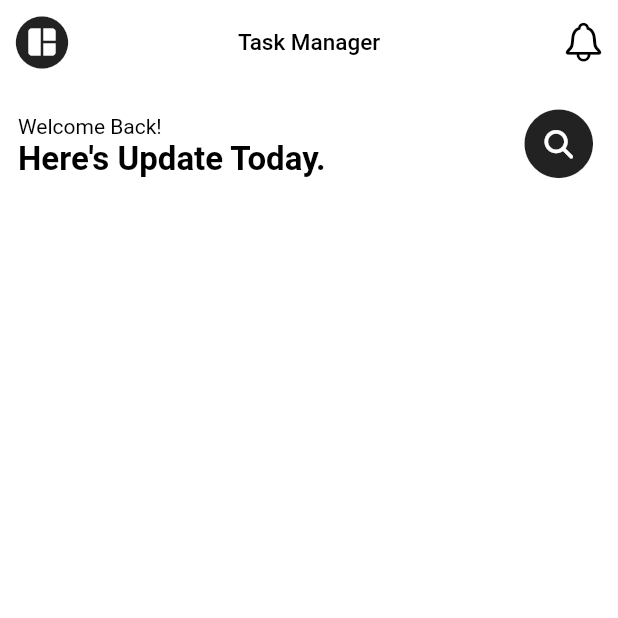
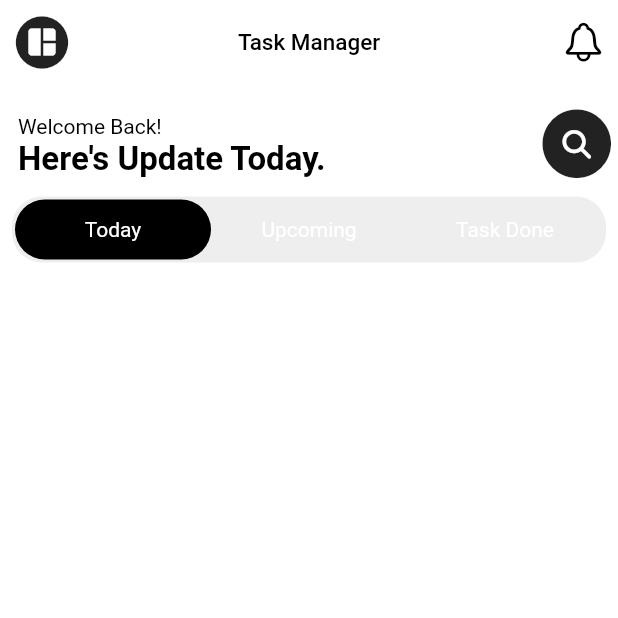
Before and after one commit to mimbin/todo_getx, a Flutter app: the screen it shows after launch, on a phone screen of 412 x 824 dp, the top half of it. Run offline on Flutter 3.47's test engine with Material 2 defaults, Android fonts, the phone set to English and light mode, and no system bars; drawn by our look-alikes of custom_sliding_segmented_control; our stand-ins replace font_awesome_flutter.

Commit message:
finished implementing Sliding Segmented Controll

```diff
--- a/lib/pages/home.dart
+++ b/lib/pages/home.dart
@@ -3,7 +3,7 @@ import 'package:flutter/material.dart';
 import 'package:flutter/src/foundation/key.dart';
 import 'package:flutter/src/widgets/framework.dart';
 import 'package:font_awesome_flutter/font_awesome_flutter.dart';
-
+import './segmentedControl.dart';
 class Home extends StatelessWidget {
   const Home({Key? key}) : super(key: key);
 
@@ -21,7 +21,7 @@ class Home extends StatelessWidget {
           style: TextStyle(color: Colors.black, fontSize: 15.0),
         ),
         leading: InkWell(
-          highlightColor: Colors.amber,
+          highlightColor: Colors.amber, // donno what this color is for
           //splashColor: Colors.green,
           child: GestureDetector(
             onTap: () {
@@ -56,16 +56,19 @@ class Home extends StatelessWidget {
         ],
       ),
       body: Padding(
-        padding: const EdgeInsets.only(left: 12.0, right: 12.0, top: 12.0),
+        padding: const EdgeInsets.only(top: 12.0),
         child: Column(
           children: <Widget>[
             Row(
               children: [
-                RichText(
+                Padding(
+                  padding: const EdgeInsets.only(left: 12),
+                  child: RichText(
                     maxLines: 2,
                     text: const TextSpan(
                       style: TextStyle(
                         color: Colors.black,
+
                       ),
                       children: [
                         TextSpan(
@@ -81,10 +84,11 @@ class Home extends StatelessWidget {
                       ],
                     ),
                   ),
+                ),
                 Spacer(),
                 GestureDetector(
                   onTap: () {
-                    //TODO
+                    //TODO search
                   },
                   child: Stack(
                     alignment: Alignment.center,
@@ -104,7 +108,8 @@ class Home extends StatelessWidget {
                 ),
               ],
             ),
-            Row()
+
+            const SegmentedControl()
           ],
         ),
       ),
--- /dev/null
+++ b/lib/pages/segmentedControl.dart
@@ -0,0 +1,77 @@
+// ignore_for_file: prefer_const_constructors
+
+import 'package:flutter/cupertino.dart';
+import 'package:flutter/material.dart';
+import 'package:flutter/src/foundation/key.dart';
+import 'package:flutter/src/widgets/framework.dart';
+import 'package:custom_sliding_segmented_control/custom_sliding_segmented_control.dart';
+
+// ignore: camel_case_types
+enum selectedMode { Today, Upcoming, TAskDone }
+
+class SegmentedControl extends StatefulWidget {
+  const SegmentedControl({Key? key}) : super(key: key);
+
+  @override
+  State<SegmentedControl> createState() => _SegmentedControlState();
+}
+
+class _SegmentedControlState extends State<SegmentedControl> {
+  selectedMode sl = selectedMode.Upcoming;
+  void setStateFunction() {
+    setState(() {
+      sl = selectedMode.Today; //TODO why the hell set state is not valid here
+    });
+  }
+
+  @override
+  Widget build(BuildContext context) {
+    return Padding(
+      padding: EdgeInsets.only(top: 8, left: 8, right: 8),
+      child: CustomSlidingSegmentedControl(
+          isStretch: true,
+          duration: Duration(milliseconds: 150),
+          decoration: BoxDecoration(
+            borderRadius: BorderRadius.circular(20.0),
+            color: Colors.grey.shade200,
+          ),
+          thumbDecoration: BoxDecoration(
+            color: Colors.black,
+            borderRadius: BorderRadius.circular(20.0),
+          ),
+          children: <selectedMode, Widget>{
+            selectedMode.Today: Padding(
+              padding: EdgeInsets.symmetric(horizontal: 20.0),
+              child: GestureDetector(
+                onTap: setStateFunction,
+                child: Text(
+                  'Today',
+                  style: TextStyle(color: CupertinoColors.white),
+                ),
+              ),
+            ),
+            selectedMode.Upcoming: Padding(
+              padding: EdgeInsets.symmetric(horizontal: 20.0),
+              child: Text(
+                'Upcoming',
+                style: TextStyle(color: CupertinoColors.white),
+              ),
+            ),
+            selectedMode.TAskDone: Padding(
+              padding: EdgeInsets.symmetric(horizontal: 20.0),
+              child: Text(
+                'Task Done',
+                style: TextStyle(color: CupertinoColors.white),
+              ),
+            ),
+          },
+          onValueChanged: (selectedMode? value) {
+            if (value != null) {
+              setState(() {
+                sl = value;
+              });
+            }
+          }),
+    );
+  }
+}
--- a/pubspec.yaml
+++ b/pubspec.yaml
@@ -30,6 +30,7 @@ dependencies:
   flutter:
     sdk: flutter
   font_awesome_flutter: ^10.1.0
+  custom_sliding_segmented_control: ^1.7.1
 
 
   # The following adds the Cupertino Icons font to your application.
```
Also changed, not shown: pubspec.lock. Lines whose indentation alone changed are shown as unchanged.
